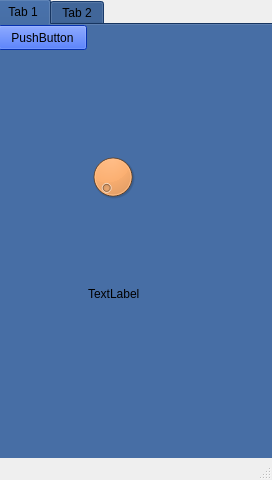
Before: the Qt Designer form brewie.ui in eyeway1968/brewie, drawn with Qt 5.
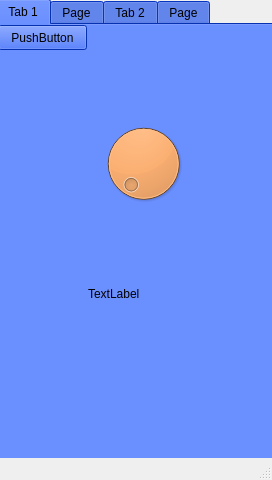
After: the same form once the commit is applied.

What changed in the file:
```diff
--- a/brewie.ui
+++ b/brewie.ui
@@ -38,53 +38,53 @@
        <colorrole role="Button">
         <brush brushstyle="SolidPattern">
          <color alpha="255">
-          <red>32</red>
-          <green>74</green>
-          <blue>135</blue>
+          <red>9</red>
+          <green>68</green>
+          <blue>247</blue>
          </color>
         </brush>
        </colorrole>
        <colorrole role="Light">
         <brush brushstyle="SolidPattern">
          <color alpha="255">
-          <red>48</red>
-          <green>111</green>
-          <blue>203</blue>
+          <red>125</red>
+          <green>157</green>
+          <blue>255</blue>
          </color>
         </brush>
        </colorrole>
        <colorrole role="Midlight">
         <brush brushstyle="SolidPattern">
          <color alpha="255">
-          <red>40</red>
-          <green>92</green>
-          <blue>169</blue>
+          <red>67</red>
+          <green>112</green>
+          <blue>251</blue>
          </color>
         </brush>
        </colorrole>
        <colorrole role="Dark">
         <brush brushstyle="SolidPattern">
          <color alpha="255">
-          <red>16</red>
-          <green>37</green>
-          <blue>67</blue>
+          <red>4</red>
+          <green>34</green>
+          <blue>123</blue>
          </color>
         </brush>
        </colorrole>
        <colorrole role="Mid">
         <brush brushstyle="SolidPattern">
          <color alpha="255">
-          <red>21</red>
-          <green>49</green>
-          <blue>90</blue>
+          <red>6</red>
+          <green>45</green>
+          <blue>164</blue>
          </color>
         </brush>
        </colorrole>
        <colorrole role="Text">
         <brush brushstyle="SolidPattern">
          <color alpha="255">
-          <red>245</red>
-          <green>121</green>
+          <red>0</red>
+          <green>0</green>
           <blue>0</blue>
          </color>
         </brush>
@@ -101,8 +101,8 @@
        <colorrole role="ButtonText">
         <brush brushstyle="SolidPattern">
          <color alpha="255">
-          <red>245</red>
-          <green>121</green>
+          <red>0</red>
+          <green>0</green>
           <blue>0</blue>
          </color>
         </brush>
@@ -119,9 +119,9 @@
        <colorrole role="Window">
         <brush brushstyle="SolidPattern">
          <color alpha="255">
-          <red>32</red>
-          <green>74</green>
-          <blue>135</blue>
+          <red>9</red>
+          <green>68</green>
+          <blue>247</blue>
          </color>
         </brush>
        </colorrole>
@@ -137,9 +137,9 @@
        <colorrole role="AlternateBase">
         <brush brushstyle="SolidPattern">
          <color alpha="255">
-          <red>143</red>
-          <green>164</green>
-          <blue>195</blue>
+          <red>132</red>
+          <green>161</green>
+          <blue>251</blue>
          </color>
         </brush>
        </colorrole>
@@ -175,53 +175,53 @@
        <colorrole role="Button">
         <brush brushstyle="SolidPattern">
          <color alpha="255">
-          <red>32</red>
-          <green>74</green>
-          <blue>135</blue>
+          <red>9</red>
+          <green>68</green>
+          <blue>247</blue>
          </color>
         </brush>
        </colorrole>
        <colorrole role="Light">
         <brush brushstyle="SolidPattern">
          <color alpha="255">
-          <red>48</red>
-          <green>111</green>
-          <blue>203</blue>
+          <red>125</red>
+          <green>157</green>
+          <blue>255</blue>
          </color>
         </brush>
        </colorrole>
        <colorrole role="Midlight">
         <brush brushstyle="SolidPattern">
          <color alpha="255">
-          <red>40</red>
-          <green>92</green>
-          <blue>169</blue>
+          <red>67</red>
+          <green>112</green>
+          <blue>251</blue>
          </color>
         </brush>
        </colorrole>
        <colorrole role="Dark">
         <brush brushstyle="SolidPattern">
          <color alpha="255">
-          <red>16</red>
-          <green>37</green>
-          <blue>67</blue>
+          <red>4</red>
+          <green>34</green>
+          <blue>123</blue>
          </color>
         </brush>
        </colorrole>
        <colorrole role="Mid">
         <brush brushstyle="SolidPattern">
          <color alpha="255">
-          <red>21</red>
-          <green>49</green>
-          <blue>90</blue>
+          <red>6</red>
+          <green>45</green>
+          <blue>164</blue>
          </color>
         </brush>
        </colorrole>
        <colorrole role="Text">
         <brush brushstyle="SolidPattern">
          <color alpha="255">
-          <red>245</red>
-          <green>121</green>
+          <red>0</red>
+          <green>0</green>
           <blue>0</blue>
          </color>
         </brush>
@@ -238,8 +238,8 @@
        <colorrole role="ButtonText">
         <brush brushstyle="SolidPattern">
          <color alpha="255">
-          <red>245</red>
-          <green>121</green>
+          <red>0</red>
+          <green>0</green>
           <blue>0</blue>
          </color>
         </brush>
@@ -256,9 +256,9 @@
        <colorrole role="Window">
         <brush brushstyle="SolidPattern">
          <color alpha="255">
-          <red>32</red>
-          <green>74</green>
-          <blue>135</blue>
+          <red>9</red>
+          <green>68</green>
+          <blue>247</blue>
          </color>
         </brush>
        </colorrole>
@@ -274,9 +274,9 @@
        <colorrole role="AlternateBase">
         <brush brushstyle="SolidPattern">
          <color alpha="255">
-          <red>143</red>
-          <green>164</green>
-          <blue>195</blue>
+          <red>132</red>
+          <green>161</green>
+          <blue>251</blue>
          </color>
         </brush>
        </colorrole>
@@ -303,63 +303,63 @@
        <colorrole role="WindowText">
         <brush brushstyle="SolidPattern">
          <color alpha="255">
-          <red>16</red>
-          <green>37</green>
-          <blue>67</blue>
+          <red>4</red>
+          <green>34</green>
+          <blue>123</blue>
          </color>
         </brush>
        </colorrole>
        <colorrole role="Button">
         <brush brushstyle="SolidPattern">
          <color alpha="255">
-          <red>32</red>
-          <green>74</green>
-          <blue>135</blue>
+          <red>9</red>
+          <green>68</green>
+          <blue>247</blue>
          </color>
         </brush>
        </colorrole>
        <colorrole role="Light">
         <brush brushstyle="SolidPattern">
          <color alpha="255">
-          <red>48</red>
-          <green>111</green>
-          <blue>203</blue>
+          <red>125</red>
+          <green>157</green>
+          <blue>255</blue>
          </color>
         </brush>
        </colorrole>
        <colorrole role="Midlight">
         <brush brushstyle="SolidPattern">
          <color alpha="255">
-          <red>40</red>
-          <green>92</green>
-          <blue>169</blue>
+          <red>67</red>
+          <green>112</green>
+          <blue>251</blue>
          </color>
         </brush>
        </colorrole>
        <colorrole role="Dark">
         <brush brushstyle="SolidPattern">
          <color alpha="255">
-          <red>16</red>
-          <green>37</green>
-          <blue>67</blue>
+          <red>4</red>
+          <green>34</green>
+          <blue>123</blue>
          </color>
         </brush>
        </colorrole>
        <colorrole role="Mid">
         <brush brushstyle="SolidPattern">
          <color alpha="255">
-          <red>21</red>
-          <green>49</green>
-          <blue>90</blue>
+          <red>6</red>
+          <green>45</green>
+          <blue>164</blue>
          </color>
         </brush>
        </colorrole>
        <colorrole role="Text">
         <brush brushstyle="SolidPattern">
          <color alpha="255">
-          <red>16</red>
-          <green>37</green>
-          <blue>67</blue>
+          <red>4</red>
+          <green>34</green>
+          <blue>123</blue>
          </color>
         </brush>
        </colorrole>
@@ -375,27 +375,27 @@
        <colorrole role="ButtonText">
         <brush brushstyle="SolidPattern">
          <color alpha="255">
-          <red>16</red>
-          <green>37</green>
-          <blue>67</blue>
+          <red>4</red>
+          <green>34</green>
+          <blue>123</blue>
          </color>
         </brush>
        </colorrole>
        <colorrole role="Base">
         <brush brushstyle="SolidPattern">
          <color alpha="255">
-          <red>32</red>
-          <green>74</green>
-          <blue>135</blue>
+          <red>9</red>
+          <green>68</green>
+          <blue>247</blue>
          </color>
         </brush>
        </colorrole>
        <colorrole role="Window">
         <brush brushstyle="SolidPattern">
          <color alpha="255">
-          <red>32</red>
-          <green>74</green>
-          <blue>135</blue>
+          <red>9</red>
+          <green>68</green>
+          <blue>247</blue>
          </color>
         </brush>
        </colorrole>
@@ -411,9 +411,9 @@
        <colorrole role="AlternateBase">
         <brush brushstyle="SolidPattern">
          <color alpha="255">
-          <red>32</red>
-          <green>74</green>
-          <blue>135</blue>
+          <red>9</red>
+          <green>68</green>
+          <blue>247</blue>
          </color>
         </brush>
        </colorrole>
@@ -883,9 +883,9 @@
       <property name="geometry">
        <rect>
         <x>90</x>
-        <y>120</y>
-        <width>50</width>
-        <height>64</height>
+        <y>93</y>
+        <width>111</width>
+        <height>91</height>
        </rect>
       </property>
       <property name="palette">
@@ -1318,11 +1318,27 @@
       </property>
      </widget>
     </widget>
+    <widget class="QWidget" name="tab_3">
+     <attribute name="title">
+      <string>Page</string>
+     </attribute>
+    </widget>
     <widget class="QWidget" name="tab_2">
      <attribute name="title">
       <string>Tab 2</string>
      </attribute>
     </widget>
+    <widget class="QWidget" name="tab_4">
+     <property name="maximumSize">
+      <size>
+       <width>277</width>
+       <height>16777215</height>
+      </size>
+     </property>
+     <attribute name="title">
+      <string>Page</string>
+     </attribute>
+    </widget>
    </widget>
   </widget>
   <widget class="QMenuBar" name="menubar">
```
